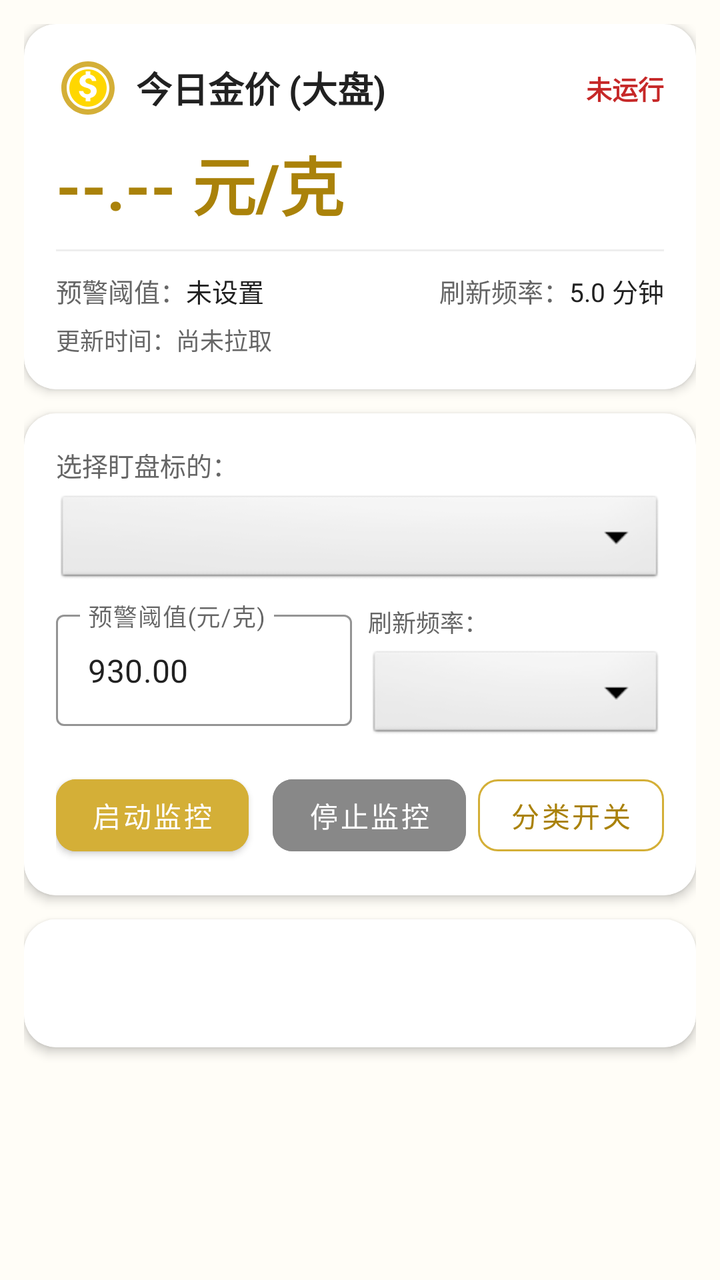
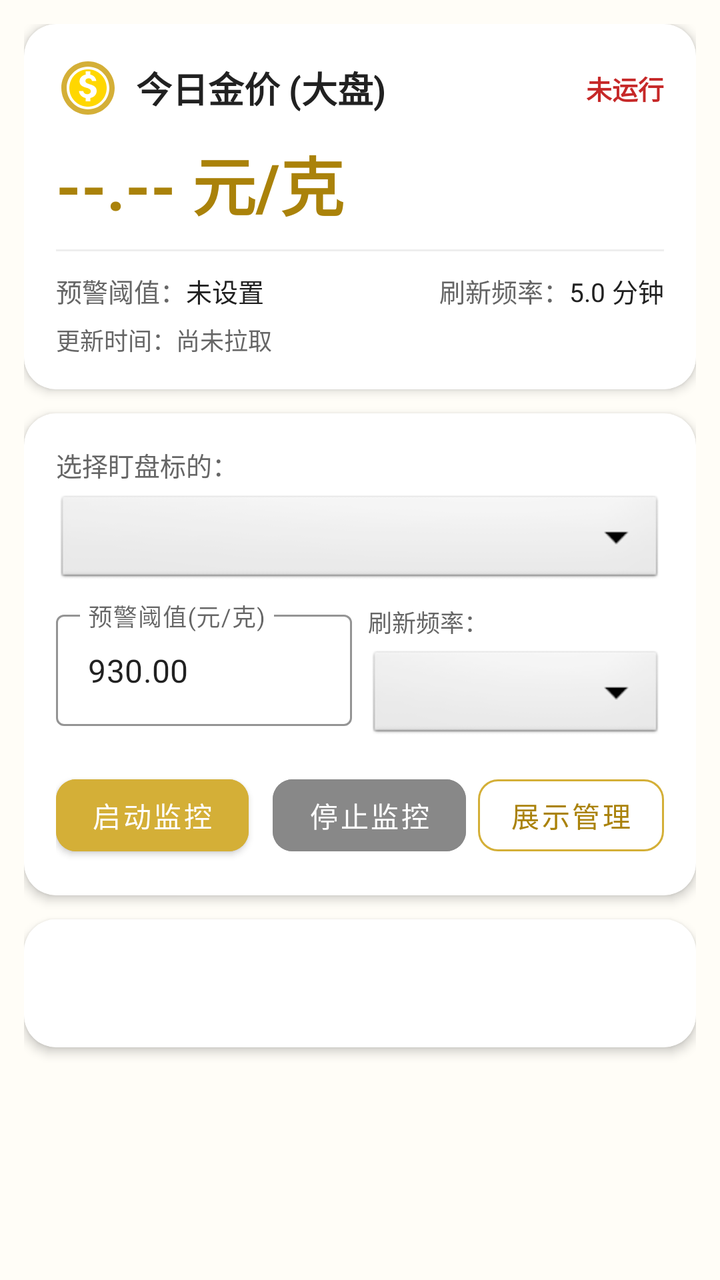

Two renders of the same Android screen: before a commit and after it. Below are the layout's source before the change and the commit's diff.
<!-- AndroidManifest.xml: application theme Theme.Jinjia -->
<!-- res/layout/activity_main.xml -->
<?xml version="1.0" encoding="utf-8"?>
<androidx.core.widget.NestedScrollView xmlns:android="http://schemas.android.com/apk/res/android"
    xmlns:app="http://schemas.android.com/apk/res-auto"
    xmlns:tools="http://schemas.android.com/tools"
    android:layout_width="match_parent"
    android:layout_height="match_parent"
    android:background="@color/gold_bg_light"
    android:fillViewport="true">

    <LinearLayout
        android:layout_width="match_parent"
        android:layout_height="wrap_content"
        android:orientation="vertical"
        android:padding="12dp">

        
        <com.google.android.material.card.MaterialCardView
            android:id="@+id/cardDashboard"
            android:layout_width="match_parent"
            android:layout_height="wrap_content"
            app:cardBackgroundColor="@color/card_background"
            app:cardCornerRadius="16dp"
            app:cardElevation="3dp">

            <LinearLayout
                android:layout_width="match_parent"
                android:layout_height="wrap_content"
                android:orientation="vertical"
                android:padding="16dp">

                <LinearLayout
                    android:layout_width="match_parent"
                    android:layout_height="wrap_content"
                    android:gravity="center_vertical"
                    android:orientation="horizontal">

                    <ImageView
                        android:layout_width="32dp"
                        android:layout_height="32dp"
                        android:contentDescription="@string/app_name"
                        android:src="@drawable/ic_gold" />

                    <TextView
                        android:id="@+id/tvCurrentTargetTitle"
                        android:layout_width="0dp"
                        android:layout_height="wrap_content"
                        android:layout_marginStart="8dp"
                        android:layout_weight="1"
                        android:ellipsize="end"
                        android:maxLines="1"
                        android:text="今日金价 (大盘)"
                        android:textColor="@color/text_primary"
                        android:textSize="18sp"
                        android:textStyle="bold" />

                    <TextView
                        android:id="@+id/tvServiceStatus"
                        android:layout_width="wrap_content"
                        android:layout_height="wrap_content"
                        android:text="未运行"
                        android:textColor="@color/status_red"
                        android:textSize="13sp"
                        android:textStyle="bold" />
                </LinearLayout>

                <TextView
                    android:id="@+id/tvTargetPrice"
                    android:layout_width="wrap_content"
                    android:layout_height="wrap_content"
                    android:layout_marginTop="8dp"
                    android:text="--.-- 元/克"
                    android:textColor="@color/gold_primary_dark"
                    android:textSize="32sp"
                    android:textStyle="bold" />

                <View
                    android:layout_width="match_parent"
                    android:layout_height="1dp"
                    android:layout_marginVertical="10dp"
                    android:background="#EEEEEE" />

                <LinearLayout
                    android:layout_width="match_parent"
                    android:layout_height="wrap_content"
                    android:orientation="horizontal">

                    <TextView
                        android:layout_width="wrap_content"
                        android:layout_height="wrap_content"
                        android:text="预警阈值："
                        android:textColor="@color/text_secondary"
                        android:textSize="13sp" />

                    <TextView
                        android:id="@+id/tvCurrentThreshold"
                        android:layout_width="0dp"
                        android:layout_height="wrap_content"
                        android:layout_weight="1"
                        android:text="未设置"
                        android:textColor="@color/text_primary"
                        android:textSize="13sp" />

                    <TextView
                        android:layout_width="wrap_content"
                        android:layout_height="wrap_content"
                        android:text="刷新频率："
                        android:textColor="@color/text_secondary"
                        android:textSize="13sp" />

                    <TextView
                        android:id="@+id/tvCurrentInterval"
                        android:layout_width="wrap_content"
                        android:layout_height="wrap_content"
                        android:text="5.0 分钟"
                        android:textColor="@color/text_primary"
                        android:textSize="13sp" />
                </LinearLayout>

                <LinearLayout
                    android:layout_width="match_parent"
                    android:layout_height="wrap_content"
                    android:layout_marginTop="6dp"
                    android:orientation="horizontal">

                    <TextView
                        android:layout_width="wrap_content"
                        android:layout_height="wrap_content"
                        android:text="更新时间："
                        android:textColor="@color/text_secondary"
                        android:textSize="12sp" />

                    <TextView
                        android:id="@+id/tvUpdateTime"
                        android:layout_width="0dp"
                        android:layout_height="wrap_content"
                        android:layout_weight="1"
                        android:text="尚未拉取"
                        android:textColor="@color/text_secondary"
                        android:textSize="12sp" />
                </LinearLayout>
            </LinearLayout>
        </com.google.android.material.card.MaterialCardView>

        
        <com.google.android.material.card.MaterialCardView
            android:id="@+id/cardControl"
            android:layout_width="match_parent"
            android:layout_height="wrap_content"
            android:layout_marginTop="12dp"
            app:cardBackgroundColor="@color/card_background"
            app:cardCornerRadius="16dp"
            app:cardElevation="3dp">

            <LinearLayout
                android:layout_width="match_parent"
                android:layout_height="wrap_content"
                android:orientation="vertical"
                android:padding="16dp">

                
                <TextView
                    android:layout_width="wrap_content"
                    android:layout_height="wrap_content"
                    android:text="选择盯盘标的："
                    android:textColor="@color/text_secondary"
                    android:textSize="13sp" />

                <Spinner
                    android:id="@+id/spTarget"
                    android:layout_width="match_parent"
                    android:layout_height="48dp"
                    android:layout_marginTop="4dp"
                    android:background="@android:drawable/btn_dropdown"
                    android:spinnerMode="dialog" />

                
                <LinearLayout
                    android:layout_width="match_parent"
                    android:layout_height="wrap_content"
                    android:layout_marginTop="8dp"
                    android:orientation="horizontal">

                    <com.google.android.material.textfield.TextInputLayout
                        android:id="@+id/tilThreshold"
                        style="@style/Widget.MaterialComponents.TextInputLayout.OutlinedBox"
                        android:layout_width="0dp"
                        android:layout_height="wrap_content"
                        android:layout_weight="1"
                        android:hint="预警阈值(元/克)"
                        app:boxStrokeColor="@color/gold_primary">

                        <com.google.android.material.textfield.TextInputEditText
                            android:id="@+id/etThreshold"
                            android:layout_width="match_parent"
                            android:layout_height="wrap_content"
                            android:inputType="numberDecimal"
                            android:singleLine="true"
                            android:text="930.00" />
                    </com.google.android.material.textfield.TextInputLayout>

                    <LinearLayout
                        android:layout_width="0dp"
                        android:layout_height="wrap_content"
                        android:layout_marginStart="8dp"
                        android:layout_weight="1"
                        android:orientation="vertical">

                        <TextView
                            android:layout_width="wrap_content"
                            android:layout_height="wrap_content"
                            android:text="刷新频率："
                            android:textColor="@color/text_secondary"
                            android:textSize="12sp" />

                        <Spinner
                            android:id="@+id/spInterval"
                            android:layout_width="match_parent"
                            android:layout_height="48dp"
                            android:layout_marginTop="4dp"
                            android:background="@android:drawable/btn_dropdown" />
                    </LinearLayout>
                </LinearLayout>

                
                <LinearLayout
                    android:layout_width="match_parent"
                    android:layout_height="wrap_content"
                    android:layout_marginTop="12dp"
                    android:orientation="horizontal">

                    <com.google.android.material.button.MaterialButton
                        android:id="@+id/btnStart"
                        android:layout_width="0dp"
                        android:layout_height="48dp"
                        android:layout_marginEnd="6dp"
                        android:layout_weight="1"
                        android:backgroundTint="@color/gold_primary"
                        android:text="启动监控"
                        android:textColor="@color/white"
                        app:cornerRadius="10dp" />

                    <com.google.android.material.button.MaterialButton
                        android:id="@+id/btnStop"
                        android:layout_width="0dp"
                        android:layout_height="48dp"
                        android:layout_marginStart="6dp"
                        android:layout_marginEnd="6dp"
                        android:layout_weight="1"
                        android:backgroundTint="#888888"
                        android:enabled="false"
                        android:text="停止监控"
                        android:textColor="@color/white"
                        app:cornerRadius="10dp" />

                    <com.google.android.material.button.MaterialButton
                        android:id="@+id/btnSettings"
                        style="@style/Widget.MaterialComponents.Button.OutlinedButton"
                        android:layout_width="wrap_content"
                        android:layout_height="48dp"
                        android:text="分类开关"
                        android:textColor="@color/gold_primary_dark"
                        app:cornerRadius="10dp"
                        app:strokeColor="@color/gold_primary"
                        app:strokeWidth="1dp" />
                </LinearLayout>
            </LinearLayout>
        </com.google.android.material.card.MaterialCardView>

        
        <com.google.android.material.card.MaterialCardView
            android:id="@+id/cardMarket"
            android:layout_width="match_parent"
            android:layout_height="wrap_content"
            android:layout_marginTop="12dp"
            app:cardBackgroundColor="@color/card_background"
            app:cardCornerRadius="16dp"
            app:cardElevation="3dp">

            <LinearLayout
                android:layout_width="match_parent"
                android:layout_height="wrap_content"
                android:orientation="vertical">

                <com.google.android.material.tabs.TabLayout
                    android:id="@+id/tabLayout"
                    android:layout_width="match_parent"
                    android:layout_height="wrap_content"
                    app:tabGravity="fill"
                    app:tabIndicatorColor="@color/gold_primary"
                    app:tabMode="fixed"
                    app:tabSelectedTextColor="@color/gold_primary_dark"
                    app:tabTextColor="@color/text_secondary" />

                <androidx.recyclerview.widget.RecyclerView
                    android:id="@+id/rvGoldList"
                    android:layout_width="match_parent"
                    android:layout_height="wrap_content"
                    android:nestedScrollingEnabled="false"
                    android:paddingVertical="8dp" />

                <TextView
                    android:id="@+id/tvEmptyList"
                    android:layout_width="match_parent"
                    android:layout_height="120dp"
                    android:gravity="center"
                    android:text="该分类暂无数据或已被关闭显示"
                    android:textColor="@color/text_secondary"
                    android:visibility="gone" />
            </LinearLayout>
        </com.google.android.material.card.MaterialCardView>

    </LinearLayout>
</androidx.core.widget.NestedScrollView>
<!-- resources referenced by this layout -->
<resources>
  <color name="card_background">#FFFFFF</color>
  <color name="gold_bg_light">#FFFDF7</color>
  <color name="gold_primary">#D4AF37</color>
  <color name="gold_primary_dark">#AA820A</color>
  <color name="status_red">#C62828</color>
  <color name="text_primary">#212121</color>
  <color name="text_secondary">#666666</color>
  <color name="white">#FFFFFF</color>
  <!-- drawable ic_gold (drawable) -->
  <vector xmlns:android="http://schemas.android.com/apk/res/android"
      android:width="24dp"
      android:height="24dp"
      android:viewportWidth="24"
      android:viewportHeight="24">
    <path
        android:fillColor="#D4AF37"
        android:pathData="M12,2C6.48,2 2,6.48 2,12s4.48,10 10,10 10,-4.48 10,-10S17.52,2 12,2zM12,20c-4.41,0 -8,-3.59 -8,-8s3.59,-8 8,-8 8,3.59 8,8 -3.59,8 -8,8z"/>
    <path
        android:fillColor="#FFD700"
        android:pathData="M12,5c-3.86,0 -7,3.14 -7,7s3.14,7 7,7 7,-3.14 7,-7 -3.14,-7 -7,-7zM12.88,15.76V17h-1.75v-1.23c-1.34,-0.27 -2.38,-1.2 -2.52,-2.62h1.61c0.12,0.67 0.63,1.18 1.48,1.18 0.81,0 1.34,-0.47 1.34,-1.09 0,-0.69 -0.56,-1.03 -1.63,-1.33 -1.48,-0.41 -2.59,-0.99 -2.59,-2.42 0,-1.27 0.94,-2.23 2.31,-2.52V5.75h1.75v1.23c1.23,0.26 2.08,1.14 2.22,2.37h-1.6c-0.12,-0.57 -0.54,-0.99 -1.25,-0.99 -0.73,0 -1.22,0.43 -1.22,0.99 0,0.59 0.52,0.92 1.57,1.23 1.63,0.48 2.65,1.06 2.65,2.53 0,1.38 -0.99,2.37 -2.42,2.65z"/>
  </vector>
  <string name="app_name">金价盯盘</string>
  <style name="Theme.Jinjia" parent="Theme.MaterialComponents.DayNight.NoActionBar">
          
          <item name="colorPrimary">@color/gold_primary</item>
          <item name="colorPrimaryVariant">@color/gold_primary_dark</item>
          <item name="colorOnPrimary">@color/white</item>
          
          <item name="colorSecondary">@color/gold_accent</item>
          <item name="colorSecondaryVariant">@color/gold_primary_dark</item>
          <item name="colorOnSecondary">@color/text_primary</item>
          
          <item name="android:statusBarColor">@color/gold_primary_dark</item>
          
          <item name="android:windowBackground">@color/gold_bg_light</item>
      </style>
  <color name="gold_accent">#FFD700</color>
</resources>

<!-- the commit's change to res/layout/activity_main.xml (unified diff, before → after) -->
@@ -257,7 +257,7 @@
                         style="@style/Widget.MaterialComponents.Button.OutlinedButton"
                         android:layout_width="wrap_content"
                         android:layout_height="48dp"
-                        android:text="分类开关"
+                        android:text="展示管理"
                         android:textColor="@color/gold_primary_dark"
                         app:cornerRadius="10dp"
                         app:strokeColor="@color/gold_primary"
@@ -285,9 +285,8 @@
                     android:id="@+id/tabLayout"
                     android:layout_width="match_parent"
                     android:layout_height="wrap_content"
-                    app:tabGravity="fill"
                     app:tabIndicatorColor="@color/gold_primary"
-                    app:tabMode="fixed"
+                    app:tabMode="auto"
                     app:tabSelectedTextColor="@color/gold_primary_dark"
                     app:tabTextColor="@color/text_secondary" />
 
